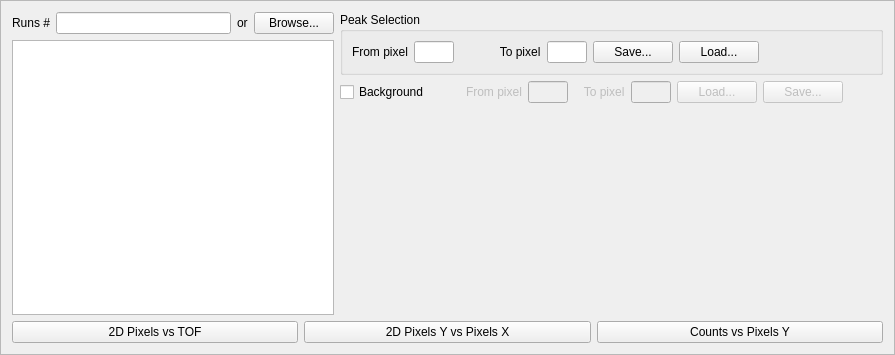
First picture: the form in Code/Mantid/scripts/Interface/ui/reflectometer/norm_refl.ui, repository mantidproject/mantid, before the edit.
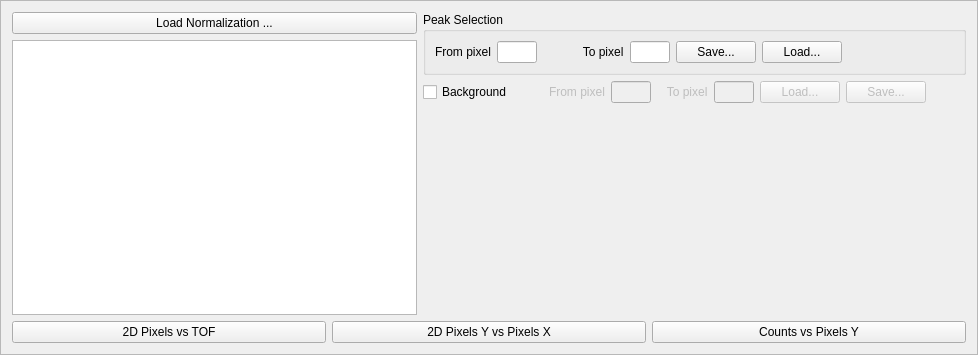
Second picture: the form after the edit.

Commit message: Implemented the LoadSNSRoi. This refs #3570

The edit to the form file:
```diff
--- a/Code/Mantid/scripts/Interface/ui/reflectometer/norm_refl.ui
+++ b/Code/Mantid/scripts/Interface/ui/reflectometer/norm_refl.ui
@@ -6,7 +6,7 @@
    <rect>
     <x>0</x>
     <y>0</y>
-    <width>895</width>
+    <width>978</width>
     <height>355</height>
    </rect>
   </property>
@@ -28,40 +28,10 @@
         <layout class="QVBoxLayout" name="verticalLayout_2">
          <item>
           <layout class="QHBoxLayout" name="horizontalLayout_5">
-           <item>
-            <widget class="QLabel" name="label_6">
-             <property name="text">
-              <string>Runs #</string>
-             </property>
-            </widget>
-           </item>
-           <item>
-            <widget class="QLineEdit" name="lineEdit_4">
-             <property name="minimumSize">
-              <size>
-               <width>100</width>
-               <height>0</height>
-              </size>
-             </property>
-             <property name="statusTip">
-              <string/>
-             </property>
-             <property name="text">
-              <string/>
-             </property>
-            </widget>
-           </item>
-           <item>
-            <widget class="QLabel" name="label_9">
-             <property name="text">
-              <string>or</string>
-             </property>
-            </widget>
-           </item>
            <item>
             <widget class="QPushButton" name="pushButton_4">
              <property name="text">
-              <string>Browse...</string>
+              <string>Load Normalization ...</string>
              </property>
             </widget>
            </item>
```
The commit also changes 24 other files.
